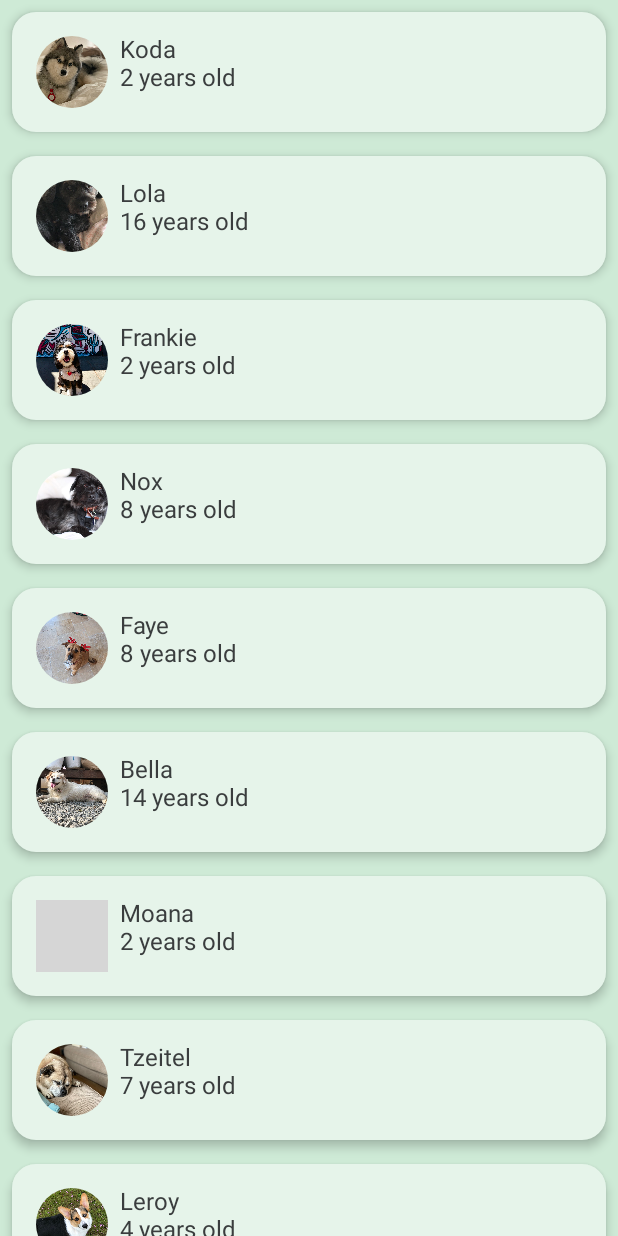
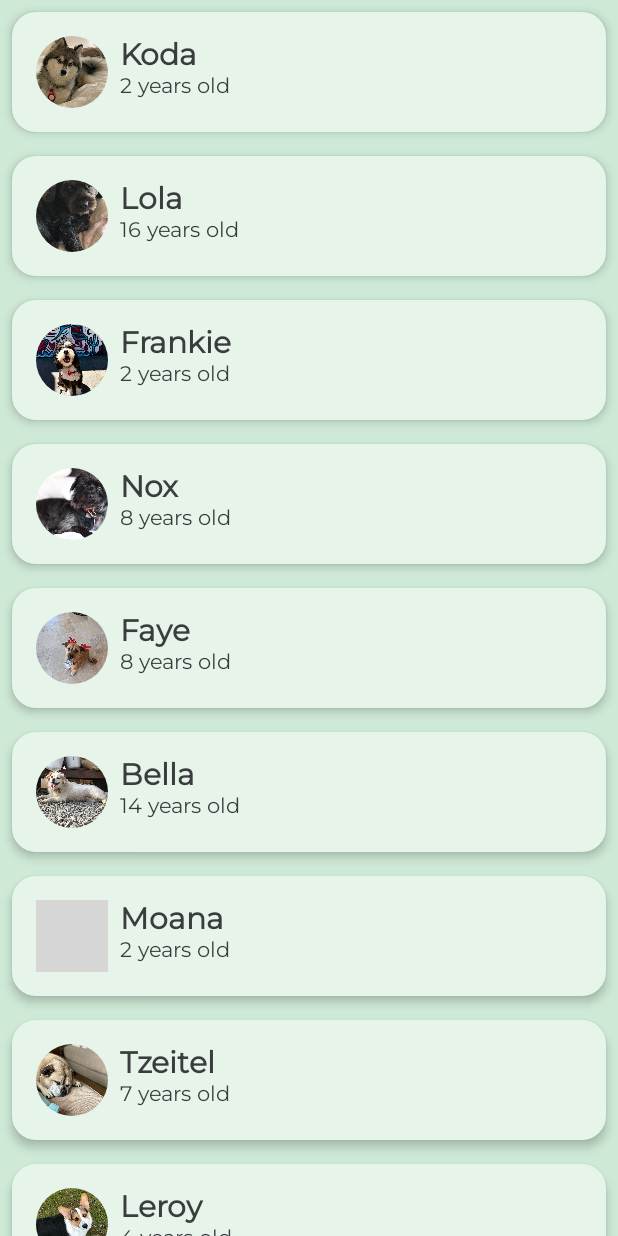
Before and after one commit to victor-medeiros/material-compose-training-woof, an Android app built with Jetpack Compose: the screen it shows after launch (MainActivity), on a phone screen of 412 x 824 dp. Run offline under Robolectric (Android 15) with nearby library versions, the phone set to English and light mode, and no system bars; grey boxes are pictures that could not be loaded.

Commit message:
:lipstick: Updating app fonts

```diff
--- a/app/src/main/java/com/example/woof/MainActivity.kt
+++ b/app/src/main/java/com/example/woof/MainActivity.kt
@@ -126,10 +126,12 @@ fun DogInformation(@StringRes dogName: Int, dogAge: Int, modifier: Modifier = Mo
     Column {
         Text(
             text = stringResource(dogName),
-            modifier = modifier.padding(top = 8.dp)
+            modifier = modifier.padding(top = 8.dp),
+            style = MaterialTheme.typography.h2
         )
         Text(
             text = stringResource(R.string.years_old, dogAge),
+            style = MaterialTheme.typography.body1
         )
     }
 }
@@ -137,7 +139,7 @@ fun DogInformation(@StringRes dogName: Int, dogAge: Int, modifier: Modifier = Mo
 /**
  * Composable that displays what the UI of the app looks like in light theme in the design tab.
  */
-@Preview
+@Preview(showSystemUi = true)
 @Composable
 fun WoofLightThemePreview() {
     WoofTheme(darkTheme = false) {
@@ -145,7 +147,7 @@ fun WoofLightThemePreview() {
     }
 }
 
-@Preview
+@Preview(showSystemUi = true)
 @Composable
 fun WoofDarkThemePreview() {
     WoofTheme(darkTheme = true) {
--- a/app/src/main/java/com/example/woof/ui/theme/Type.kt
+++ b/app/src/main/java/com/example/woof/ui/theme/Type.kt
@@ -17,16 +17,41 @@ package com.example.woof.ui.theme
 
 import androidx.compose.material.Typography
 import androidx.compose.ui.text.TextStyle
+import androidx.compose.ui.text.font.Font
 import androidx.compose.ui.text.font.FontFamily
 import androidx.compose.ui.text.font.FontWeight
 import androidx.compose.ui.unit.sp
+import com.example.woof.R
 
+val AbrilFatface = FontFamily(
+    Font(R.font.abril_fatface_regular)
+)
+
+val Montserrat = FontFamily(
+    Font(R.font.montserrat_regular),
+    Font(R.font.montserrat_bold)
+)
 // Set of Material typography styles to start with
 val Typography = Typography(
+    h1 = TextStyle(
+        fontFamily = AbrilFatface,
+        fontWeight = FontWeight.Normal,
+        fontSize = 30.sp
+    ),
+    h2 = TextStyle(
+        fontFamily = Montserrat,
+        fontWeight = FontWeight.Bold,
+        fontSize = 20.sp
+    ),
+    h3 = TextStyle(
+        fontFamily = Montserrat,
+        fontWeight = FontWeight.Bold,
+        fontSize = 14.sp
+    ),
     body1 = TextStyle(
-        fontFamily = FontFamily.Default,
+        fontFamily = Montserrat,
         fontWeight = FontWeight.Normal,
-        fontSize = 16.sp
+        fontSize = 14.sp
     )
     /* Other default text styles to override
     button = TextStyle(
```
Also changed, not shown: app/src/main/res/font/abril_fatface_regular.ttf (added), app/src/main/res/font/montserrat_bold.ttf (added), app/src/main/res/font/montserrat_regular.ttf (added).
